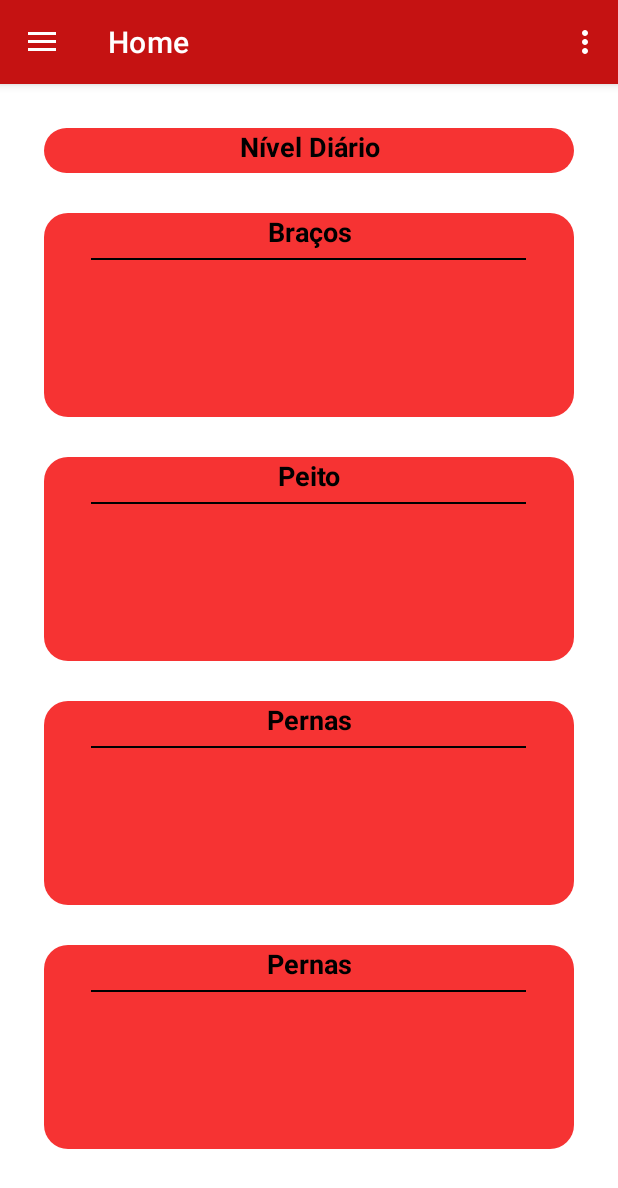
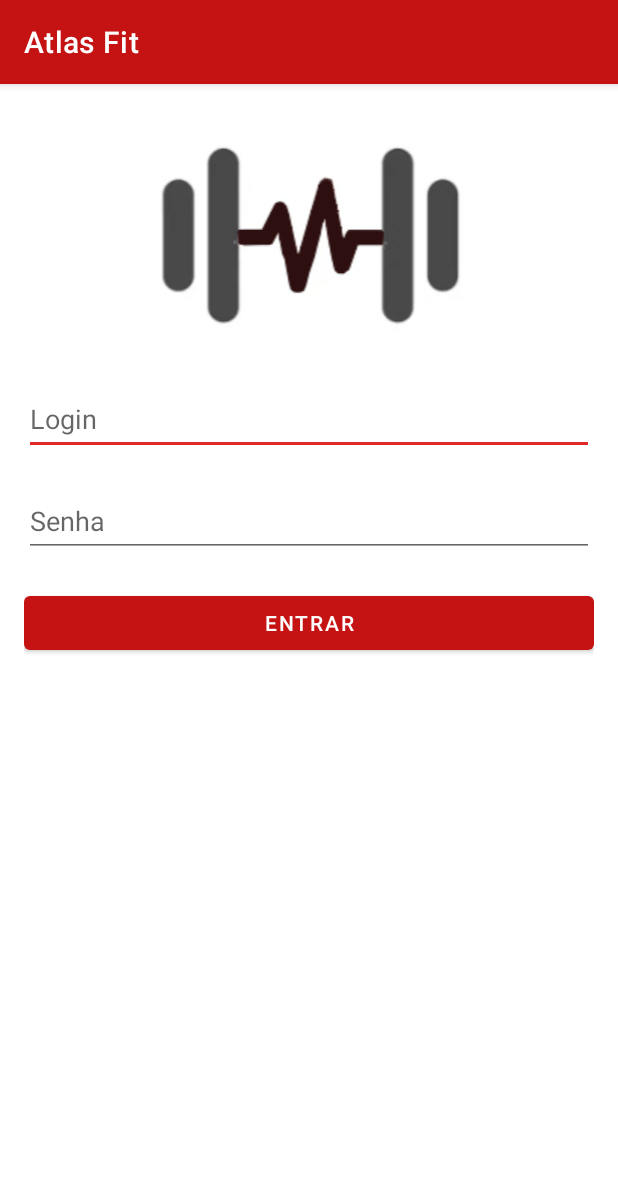
Before and after one commit to GuilhermeFM-20/atlas-fit, an Android app: the screen it shows after launch (MainActivity before the commit, LoginActivity after it), on a phone screen of 412 x 824 dp. Shown: the top 1188 px of the screen. Run offline under Robolectric (Android 15) with nearby library versions, the phone set to English and light mode, and no system bars; our stand-ins replace navigation-ui.

Commit message:
feat: Implementação da tela de login do App.

```diff
--- a/app/src/main/AndroidManifest.xml
+++ b/app/src/main/AndroidManifest.xml
@@ -3,6 +3,7 @@
     xmlns:tools="http://schemas.android.com/tools">
 
     <application
+        android:name=".MyApp"
         android:allowBackup="true"
         android:dataExtractionRules="@xml/data_extraction_rules"
         android:fullBackupContent="@xml/backup_rules"
@@ -23,6 +24,7 @@
                 <category android:name="android.intent.category.LAUNCHER" />
             </intent-filter>
         </activity>
+        <activity android:name=".LoginActivity" />
     </application>
 
 </manifest>
--- /dev/null
+++ b/app/src/main/java/com/example/app_sd/LoginActivity.java
@@ -0,0 +1,22 @@
+package com.example.app_sd;
+
+import android.os.Bundle;
+
+import androidx.appcompat.app.AppCompatActivity;
+
+import com.example.app_sd.ui.login.LoginFragment;
+
+public class LoginActivity extends AppCompatActivity {
+
+    @Override
+    protected void onCreate(Bundle savedInstanceState) {
+        super.onCreate(savedInstanceState);
+        setContentView(R.layout.activity_login);
+
+        if (savedInstanceState == null) {
+            getSupportFragmentManager().beginTransaction()
+                    .replace(R.id.fragment_container, new LoginFragment())
+                    .commit();
+        }
+    }
+}
--- a/app/src/main/java/com/example/app_sd/MainActivity.java
+++ b/app/src/main/java/com/example/app_sd/MainActivity.java
@@ -1,12 +1,17 @@
 package com.example.app_sd;
 
+import android.content.Context;
+import android.content.Intent;
+import android.content.SharedPreferences;
 import android.os.Bundle;
-import android.view.View;
+import android.util.Log;
 import android.view.Menu;
+import android.view.MenuItem;
+import android.widget.Toast;
 
-import com.google.android.material.snackbar.Snackbar;
 import com.google.android.material.navigation.NavigationView;
 
+import androidx.annotation.NonNull;
 import androidx.navigation.NavController;
 import androidx.navigation.Navigation;
 import androidx.navigation.ui.AppBarConfiguration;
@@ -21,9 +26,20 @@ public class MainActivity extends AppCompatActivity {
     private AppBarConfiguration mAppBarConfiguration;
     private ActivityMainBinding binding;
 
+
+
     @Override
     protected void onCreate(Bundle savedInstanceState) {
         super.onCreate(savedInstanceState);
+
+        SharedPreferences sharedPreferences = this.getSharedPreferences("MyAppPrefs", Context.MODE_PRIVATE);
+        int id = sharedPreferences.getInt("USER_ID", -1);
+        if (id < 0) {
+            redirectToLogin();
+            return;
+        }
+
+
 
         binding = ActivityMainBinding.inflate(getLayoutInflater());
         setContentView(binding.getRoot());
@@ -41,6 +57,8 @@ public class MainActivity extends AppCompatActivity {
         NavController navController = Navigation.findNavController(this, R.id.nav_host_fragment_content_main);
         NavigationUI.setupActionBarWithNavController(this, navController, mAppBarConfiguration);
         NavigationUI.setupWithNavController(navigationView, navController);
+
+
     }
 
     @Override
@@ -56,4 +74,34 @@ public class MainActivity extends AppCompatActivity {
         return NavigationUI.navigateUp(navController, mAppBarConfiguration)
                 || super.onSupportNavigateUp();
     }
+    @Override
+    public boolean onOptionsItemSelected(@NonNull MenuItem item) {
+        int id = item.getItemId();
+
+        if (id == R.id.action_settings) {
+            SharedPreferences sharedPreferences = this.getSharedPreferences("MyAppPrefs", Context.MODE_PRIVATE);
+            SharedPreferences.Editor editor = sharedPreferences.edit();
+            editor.remove("USER_ID");
+            editor.apply();
+            Intent intent = new Intent(MainActivity.this, MainActivity.class);
+            startActivity(intent);
+            finish();
+            return true;
+        }
+
+        return super.onOptionsItemSelected(item);
+    }
+
+    private void redirectToLogin() {
+        Intent intent = new Intent(MainActivity.this, LoginActivity.class);
+        startActivity(intent);
+        finish();
+        Log.i("Entrou","redirect");
+    }
+
+
+//    public void logout(){
+//        Log.i("SAiu","Saiiiiiiiu");
+//    }
+
 }
--- /dev/null
+++ b/app/src/main/java/com/example/app_sd/MyApp.java
@@ -0,0 +1,15 @@
+package com.example.app_sd;
+
+import android.app.Application;
+
+public class MyApp extends Application {
+    private int userId;
+
+    public int getUserId() {
+        return userId;
+    }
+
+    public void setUserId(int userId) {
+        this.userId = userId;
+    }
+}
--- /dev/null
+++ b/app/src/main/java/com/example/app_sd/ui/login/LoginFragment.java
@@ -0,0 +1,60 @@
+package com.example.app_sd.ui.login;
+
+import android.content.Context;
+import android.content.Intent;
+import android.content.SharedPreferences;
+import android.os.Bundle;
+import android.view.LayoutInflater;
+import android.view.View;
+import android.view.ViewGroup;
+import android.widget.Button;
+
+import androidx.annotation.NonNull;
+import androidx.fragment.app.Fragment;
+import androidx.lifecycle.ViewModelProvider;
+import androidx.navigation.Navigation;
+
+import com.example.app_sd.MainActivity;
+import com.example.app_sd.MyApp;
+import com.example.app_sd.R;
+import com.example.app_sd.databinding.FragmentLoginBinding;
+import com.example.app_sd.ui.home.HomeViewModel;
+
+public class LoginFragment extends Fragment {
+
+    private FragmentLoginBinding binding;
+
+    public View onCreateView(@NonNull LayoutInflater inflater,
+                             ViewGroup container, Bundle savedInstanceState) {
+        HomeViewModel homeViewModel =
+                new ViewModelProvider(this).get(HomeViewModel.class);
+
+        binding = FragmentLoginBinding.inflate(inflater, container, false);
+        View root = binding.getRoot();
+
+        // Encontrar o botão pelo binding
+        Button buttonNavigate = binding.button;
+        buttonNavigate.setOnClickListener(new View.OnClickListener() {
+            @Override
+            public void onClick(View v) {
+                // Usar NavController para navegação
+                Intent intent = new Intent(requireActivity(), MainActivity.class);
+                SharedPreferences sharedPreferences = requireActivity().getSharedPreferences("MyAppPrefs", Context.MODE_PRIVATE);
+                SharedPreferences.Editor editor = sharedPreferences.edit();
+                editor.putInt("USER_ID", 12345);
+                editor.apply();
+                startActivity(intent);
+            }
+        });
+
+        //final TextView textView = binding.textHome;
+        //homeViewModel.getText().observe(getViewLifecycleOwner(), textView::setText);
+        return root;
+    }
+
+    @Override
+    public void onDestroyView() {
+        super.onDestroyView();
+        binding = null;
+    }
+}
--- /dev/null
+++ b/app/src/main/res/layout/activity_login.xml
@@ -0,0 +1,10 @@
+<?xml version="1.0" encoding="utf-8"?>
+<FrameLayout xmlns:android="http://schemas.android.com/apk/res/android"
+    android:layout_width="match_parent"
+    android:layout_height="match_parent">
+
+    <FrameLayout
+        android:id="@+id/fragment_container"
+        android:layout_width="match_parent"
+        android:layout_height="match_parent"/>
+</FrameLayout>
--- /dev/null
+++ b/app/src/main/res/layout/fragment_login.xml
@@ -0,0 +1,67 @@
+<?xml version="1.0" encoding="utf-8"?>
+<androidx.constraintlayout.widget.ConstraintLayout xmlns:android="http://schemas.android.com/apk/res/android"
+    xmlns:app="http://schemas.android.com/apk/res-auto"
+    android:layout_width="match_parent"
+    android:layout_height="match_parent">
+    <FrameLayout
+        android:id="@+id/fragment_container"
+        android:layout_width="match_parent"
+        android:layout_height="match_parent"/>
+    <ScrollView
+        android:layout_width="match_parent"
+        android:layout_height="match_parent">
+
+        <LinearLayout
+            android:layout_width="match_parent"
+            android:layout_height="wrap_content"
+            android:gravity="center_horizontal"
+            android:orientation="vertical"
+            android:padding="16dp">
+
+
+            <ImageView
+                android:id="@+id/imageView5"
+                android:layout_width="match_parent"
+                android:layout_height="wrap_content"
+                app:srcCompat="@drawable/logo1" />
+
+            <EditText
+                android:id="@+id/inputLogin"
+                android:layout_width="match_parent"
+                android:layout_height="wrap_content"
+                android:layout_marginVertical="10dp"
+                android:ems="10"
+                android:hint="Login"
+                android:inputType="text"
+                android:minHeight="48dp" />
+
+            <EditText
+                android:id="@+id/inputSenha"
+                android:layout_width="match_parent"
+                android:layout_height="wrap_content"
+                android:layout_marginVertical="10dp"
+                android:ems="10"
+                android:hint="Senha"
+                android:inputType="textPassword"
+                android:minHeight="48dp" />
+
+
+            <Button
+                android:id="@+id/button"
+                android:layout_width="match_parent"
+                android:layout_height="wrap_content"
+                android:layout_marginVertical="10dp"
+                android:text="Entrar" />
+
+        </LinearLayout>
+
+
+
+
+
+
+
+    </ScrollView>
+
+
+</androidx.constraintlayout.widget.ConstraintLayout>
--- a/app/src/main/res/menu/main.xml
+++ b/app/src/main/res/menu/main.xml
@@ -4,6 +4,6 @@
     <item
         android:id="@+id/action_settings"
         android:orderInCategory="100"
-        android:title="@string/action_settings"
+        android:title="@string/action_sair"
         app:showAsAction="never" />
 </menu>
--- a/app/src/main/res/navigation/mobile_navigation.xml
+++ b/app/src/main/res/navigation/mobile_navigation.xml
@@ -4,6 +4,11 @@
     xmlns:tools="http://schemas.android.com/tools"
     android:id="@+id/mobile_navigation"
     app:startDestination="@+id/nav_home">
+
+    <fragment
+        android:id="@+id/nav_login"
+        android:name="com.example.app_sd.ui.login.LoginFragment"
+        tools:layout="@layout/fragment_login" />
 
     <fragment
         android:id="@+id/nav_home"
--- a/app/src/main/res/values/strings.xml
+++ b/app/src/main/res/values/strings.xml
@@ -6,6 +6,7 @@
     <string name="nav_header_subtitle">android.studio@android.com</string>
     <string name="nav_header_desc">Navigation header</string>
     <string name="action_settings">Settings</string>
+    <string name="action_sair">Sair</string>
 
     <string name="menu_login">Login</string>
     <string name="menu_home">Home</string>
--- /dev/null
+++ b/app/src/main/res/values/style.xml
@@ -0,0 +1,6 @@
+<resources>
+    <style name="MenuItemStyle">
+        <item name="android:background">@android:color/white</item>
+        <item name="android:textColor">@android:color/black</item>
+    </style>
+</resources>
```
Also changed, not shown: app/src/main/java/com/example/app_sd/service/ApiService.java (added, +100 -0 lines), app/src/main/java/com/example/app_sd/service/HttpServices.java (added, +112 -0 lines), app/src/main/java/com/example/app_sd/ui/activities/ActivitiesFragment.java (+7 -0 lines), app/src/main/java/com/example/app_sd/ui/home/HomeFragment.java (+8 -0 lines), app/src/main/java/com/example/app_sd/ui/perfil/PerfilFragment.java (+17 -0 lines), app/src/main/res/layout/menu_list.xml (added, +8 -0 lines), app/src/main/res/drawable/logo1.png (added).
